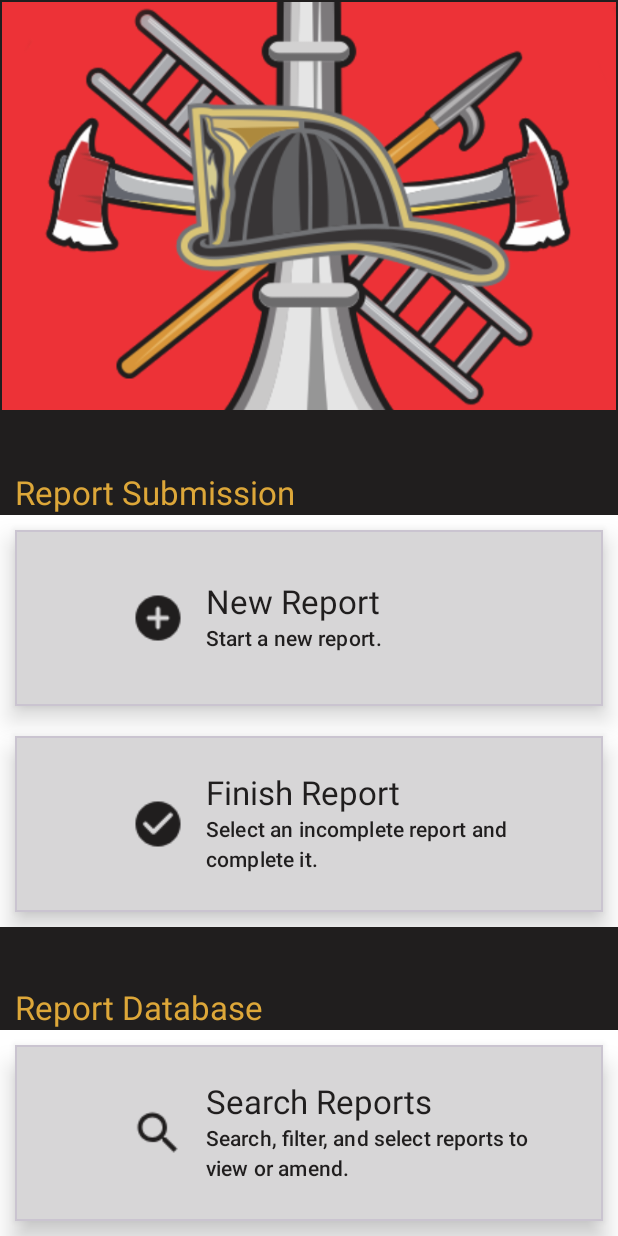
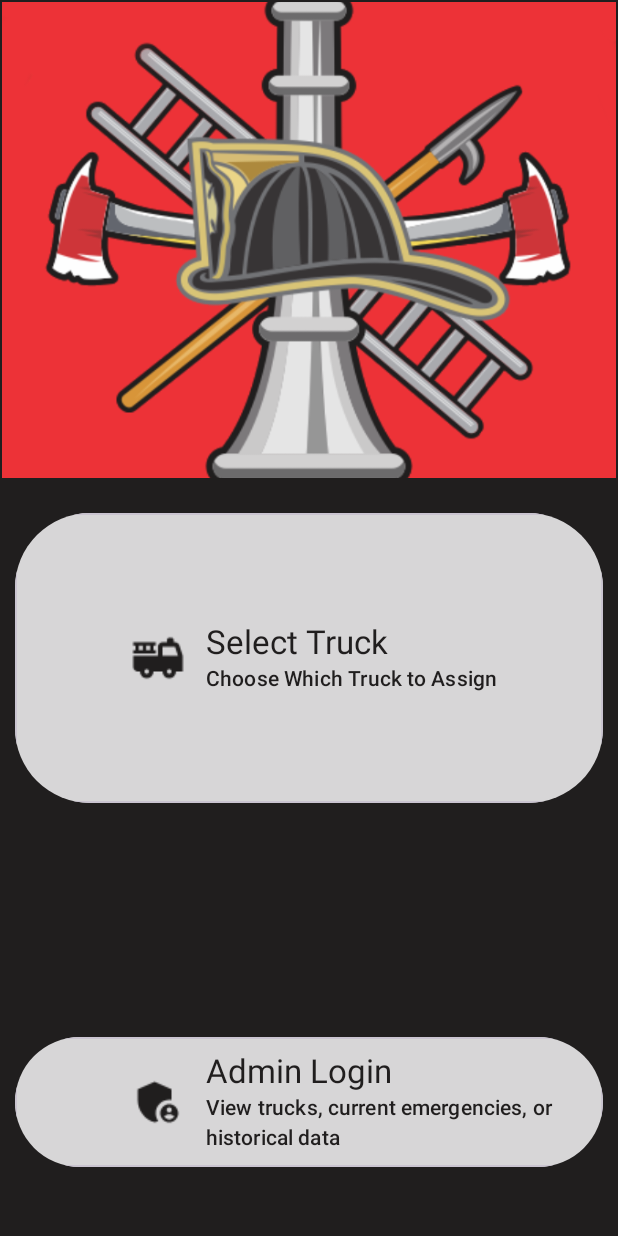
Before and after one commit to cbdnapp/Emergency-Response-App, an Android app built with Jetpack Compose: the composable AppNavHost shown on its own in the app's theme, on a phone screen of 412 x 824 dp. Run offline under Robolectric (Android 15) with nearby library versions, the phone set to English and light mode, and no system bars; our stand-ins replace Firebase (no records; nobody signed in at launch, a user with empty details on screens opened directly); 2 statements that could not run were skipped.

Commit message:
Created Start screen, and truck select dialog that populates truck val in state

```diff
--- a/app/src/main/java/com/cbdn/reports/ui/navigation/AppNavHost.kt
+++ b/app/src/main/java/com/cbdn/reports/ui/navigation/AppNavHost.kt
@@ -6,6 +6,7 @@ import androidx.navigation.NavHostController
 import androidx.navigation.compose.NavHost
 import androidx.navigation.compose.composable
 import com.cbdn.reports.ui.viewmodel.AppViewModel
+import com.cbdn.reports.ui.views.startscreen.StartScreen
 import com.cbdn.reports.ui.views.AppMenu
 import com.cbdn.reports.ui.views.finishreport.FinishReport
 import com.cbdn.reports.ui.views.newreport.NewReport
@@ -19,9 +20,16 @@ fun AppNavHost(
 ) {
     NavHost(
         navController = navController,
-        startDestination = Destinations.AppMenu.name,
+//        startDestination = Destinations.AppMenu.name,
+        startDestination = Destinations.StartScreen.name,
         modifier = modifier
     ) {
+        composable(route = Destinations.StartScreen.name) {
+            StartScreen(
+                appViewModel = appViewModel,
+                navController = navController
+                )
+        }
         composable(route = Destinations.AppMenu.toString()) {
             AppMenu(navController = navController)
         }
--- a/app/src/main/java/com/cbdn/reports/ui/navigation/Destinations.kt
+++ b/app/src/main/java/com/cbdn/reports/ui/navigation/Destinations.kt
@@ -6,6 +6,9 @@ import com.cbdn.reports.R
 enum class Destinations(
     @StringRes val title: Int
     ) {
+    StartScreen(
+        title = R.string.start_screen
+    ),
     AppMenu(
         title = R.string.app_name
     ),
--- a/app/src/main/java/com/cbdn/reports/ui/viewmodel/AppViewModel.kt
+++ b/app/src/main/java/com/cbdn/reports/ui/viewmodel/AppViewModel.kt
@@ -18,6 +18,8 @@ import kotlinx.coroutines.launch
 import retrofit2.HttpException
 
 data class AppUiState(
+
+    val isTruckSelectShowing: Boolean = false,
     // Get Reports UI
     var backButtonPrev: String? = null,
     var reportModification: String? = null,
@@ -110,6 +112,12 @@ class AppViewModel(
     fun setSearchTo(input: Long) {
         _uiState.update {
             it.copy(searchTo = input)
+        }
+    }
+
+    fun setIsTruckSelectShowing(input: Boolean) {
+        _uiState.update {
+            it.copy(isTruckSelectShowing = input)
         }
     }
     private fun isReportComplete() {
--- a/app/src/main/java/com/cbdn/reports/ui/views/composables/DialogHeader.kt
+++ b/app/src/main/java/com/cbdn/reports/ui/views/composables/DialogHeader.kt
@@ -1,3 +1,5 @@
+package com.cbdn.reports.ui.views.composables
+
 import androidx.compose.foundation.layout.padding
 import androidx.compose.material3.MaterialTheme
 import androidx.compose.material3.Text
--- a/app/src/main/java/com/cbdn/reports/ui/views/composables/FormAddVictimDialog.kt
+++ b/app/src/main/java/com/cbdn/reports/ui/views/composables/FormAddVictimDialog.kt
@@ -1,6 +1,5 @@
 package com.cbdn.reports.ui.views.composables
 
-import DialogHeader
 import androidx.compose.foundation.background
 import androidx.compose.foundation.layout.Arrangement
 import androidx.compose.foundation.layout.Column
--- a/app/src/main/java/com/cbdn/reports/ui/views/composables/MenuButton.kt
+++ b/app/src/main/java/com/cbdn/reports/ui/views/composables/MenuButton.kt
@@ -7,6 +7,7 @@ import androidx.compose.foundation.layout.Column
 import androidx.compose.foundation.layout.Row
 import androidx.compose.foundation.layout.fillMaxSize
 import androidx.compose.foundation.layout.padding
+import androidx.compose.foundation.shape.RoundedCornerShape
 import androidx.compose.material3.CardDefaults
 import androidx.compose.material3.Icon
 import androidx.compose.material3.MaterialTheme
@@ -15,6 +16,7 @@ import androidx.compose.material3.Text
 import androidx.compose.runtime.Composable
 import androidx.compose.ui.Alignment
 import androidx.compose.ui.Modifier
+import androidx.compose.ui.draw.clip
 import androidx.compose.ui.draw.scale
 import androidx.compose.ui.graphics.RectangleShape
 import androidx.compose.ui.graphics.vector.ImageVector
@@ -30,7 +32,8 @@ fun MenuButton(
     labelResource: Int,
     subLabelResource: Int,
     icon: ImageVector,
-    modifier: Modifier
+    modifier: Modifier,
+    isRound: Boolean = false
 ) {
     OutlinedCard(
         shape = RectangleShape,
@@ -38,11 +41,17 @@ fun MenuButton(
         elevation = CardDefaults.elevatedCardElevation(10.dp),
         modifier = modifier
             .clickable(onClick = onClick)
+
             .padding(dimensionResource(id = R.dimen.thin_spacing))
+            .then(
+                if (isRound) Modifier.clip(RoundedCornerShape(50.dp)) else Modifier
+            )
+//            .clip(RoundedCornerShape(50.dp))
             .fillMaxSize(),
     ) {
         Row(
             modifier = modifier
+
                 .fillMaxSize(),
         ) {
             Box(modifier = Modifier.weight(.3f)) {
--- a/app/src/main/java/com/cbdn/reports/ui/views/finishreport/FinishReport.kt
+++ b/app/src/main/java/com/cbdn/reports/ui/views/finishreport/FinishReport.kt
@@ -1,6 +1,5 @@
 package com.cbdn.reports.ui.views.finishreport
 
-import DialogHeader
 import android.util.Log
 import androidx.compose.foundation.layout.Arrangement
 import androidx.compose.foundation.layout.Column
@@ -23,6 +22,7 @@ import com.cbdn.reports.R
 import com.cbdn.reports.ui.navigation.Destinations
 import com.cbdn.reports.ui.viewmodel.AppViewModel
 import com.cbdn.reports.ui.views.composables.ReportViewer
+import com.cbdn.reports.ui.views.composables.DialogHeader
 import com.cbdn.reports.ui.views.composables.ReportsLazyColumn
 
 @Composable
--- a/app/src/main/java/com/cbdn/reports/ui/views/searchreports/SearchReports.kt
+++ b/app/src/main/java/com/cbdn/reports/ui/views/searchreports/SearchReports.kt
@@ -1,6 +1,5 @@
 package com.cbdn.reports.ui.views.searchreports
 
-import DialogHeader
 import android.util.Log
 import androidx.compose.foundation.clickable
 import androidx.compose.foundation.layout.Arrangement
@@ -31,6 +30,7 @@ import com.cbdn.reports.ui.navigation.Destinations
 import com.cbdn.reports.ui.viewmodel.AppViewModel
 import com.cbdn.reports.ui.views.composables.DateRangeSelection
 import com.cbdn.reports.ui.views.composables.ReportViewer
+import com.cbdn.reports.ui.views.composables.DialogHeader
 import com.cbdn.reports.ui.views.composables.ReportsLazyColumn
 
 @Composable
--- /dev/null
+++ b/app/src/main/java/com/cbdn/reports/ui/views/startscreen/StartScreen.kt
@@ -0,0 +1,122 @@
+package com.cbdn.reports.ui.views.startscreen
+
+import androidx.compose.foundation.BorderStroke
+import androidx.compose.foundation.Image
+import androidx.compose.foundation.background
+import androidx.compose.foundation.border
+import androidx.compose.foundation.interaction.DragInteraction
+import androidx.compose.foundation.layout.Arrangement
+import androidx.compose.foundation.layout.Column
+import androidx.compose.foundation.layout.Spacer
+import androidx.compose.foundation.layout.fillMaxSize
+import androidx.compose.foundation.layout.fillMaxWidth
+import androidx.compose.foundation.layout.height
+import androidx.compose.foundation.layout.padding
+import androidx.compose.foundation.shape.RoundedCornerShape
+import androidx.compose.material.icons.Icons
+import androidx.compose.material.icons.rounded.AddCircle
+
+import androidx.compose.material3.Card
+import androidx.compose.material3.MaterialTheme
+import androidx.compose.runtime.Composable
+import androidx.compose.runtime.getValue
+import androidx.compose.ui.Alignment
+import androidx.compose.ui.Modifier
+import androidx.compose.ui.draw.clip
+import androidx.compose.ui.graphics.RectangleShape
+import androidx.compose.ui.graphics.vector.ImageVector
+import androidx.compose.ui.layout.ContentScale
+import androidx.compose.ui.res.painterResource
+import androidx.compose.ui.res.painterResource
+import androidx.compose.ui.res.vectorResource
+import androidx.compose.ui.tooling.preview.Preview
+import androidx.compose.ui.unit.dp
+import androidx.lifecycle.compose.collectAsStateWithLifecycle
+import androidx.lifecycle.viewmodel.compose.viewModel
+import androidx.navigation.NavController
+import androidx.navigation.compose.rememberNavController
+import com.cbdn.reports.R
+import com.cbdn.reports.ui.navigation.Destinations
+import com.cbdn.reports.ui.viewmodel.AppViewModel
+import com.cbdn.reports.ui.views.composables.MenuButton
+import com.cbdn.reports.ui.views.composables.SelectTruckDialog
+
+@Composable
+fun StartScreen(
+    appViewModel: AppViewModel,
+    navController: NavController
+){
+    val uiState by appViewModel.uiState.collectAsStateWithLifecycle()
+    Column(
+        modifier = Modifier
+            .fillMaxSize()
+            .background(color = MaterialTheme.colorScheme.secondary),
+        horizontalAlignment = Alignment.CenterHorizontally,
+
+    ) {
+        Card(
+            border = BorderStroke(1.dp, MaterialTheme.colorScheme.onSurface),
+            shape = RectangleShape,
+            modifier = Modifier
+                .fillMaxSize()
+                .weight(3f)
+        ) {
+            Image(
+                painter = painterResource(id = R.drawable.logo_bomberos_oficial_tools_webp),
+                contentDescription = null,
+                modifier = Modifier
+                    .fillMaxSize(),
+                contentScale = ContentScale.FillWidth,
+            )
+        }
+        Spacer(
+            modifier = Modifier
+                .height(12.dp)
+                .fillMaxWidth()
+                .background(color = MaterialTheme.colorScheme.secondary)
+        )
+        MenuButton(
+            // this should open up the menu to choose which truck you're on
+            // and then once that's submitted, move to the landing page
+
+//            onClick = { navController.navigate(Destinations.AppMenu.name) },
+            onClick = {appViewModel.setIsTruckSelectShowing(true)},
+            labelResource = R.string.select_truck,
+            subLabelResource = R.string.select_truck_description,
+            icon =  ImageVector.vectorResource(R.drawable.fire_truck),
+            modifier = Modifier.weight(2f),
+            isRound = true
+        )
+        Spacer(
+            modifier = Modifier
+                .height(136.dp)
+                .fillMaxWidth()
+                .background(color = MaterialTheme.colorScheme.secondary)
+        )
+        MenuButton(
+            // Moves to "App Menu" to tie this tested UI with the reporting function
+            // this should be tied to the Admin Login Screen instead
+            onClick = { navController.navigate(Destinations.AppMenu.name) },
+
+            labelResource = R.string.admin_login,
+            subLabelResource = R.string.admin_login_description,
+            icon = ImageVector.vectorResource(R.drawable.admin_login),
+            modifier = Modifier.weight(1f),
+            isRound = true
+        )
+        Spacer(
+            modifier = Modifier
+                .height(36.dp)
+                .fillMaxWidth()
+                .background(color = MaterialTheme.colorScheme.secondary)
+        )
+
+    }
+    if (uiState.isTruckSelectShowing) {
+        SelectTruckDialog(
+            appViewModel = appViewModel,
+            navController = navController,
+            modifier = Modifier
+        )
+    }
+}
--- /dev/null
+++ b/app/src/main/res/drawable/admin_icon.xml
@@ -0,0 +1,5 @@
+<vector android:height="24dp" android:tint="#000000"
+    android:viewportHeight="24" android:viewportWidth="24"
+    android:width="24dp" xmlns:android="http://schemas.android.com/apk/res/android">
+    <path android:fillColor="@android:color/white" android:pathData="M14,2L6,2c-1.1,0 -1.99,0.9 -1.99,2L4,20c0,1.1 0.89,2 1.99,2L18,22c1.1,0 2,-0.9 2,-2L20,8l-6,-6zM16,18L8,18v-2h8v2zM16,14L8,14v-2h8v2zM13,9L13,3.5L18.5,9L13,9z"/>
+</vector>
--- /dev/null
+++ b/app/src/main/res/drawable/admin_login.xml
@@ -0,0 +1,6 @@
+<vector android:height="24dp" android:tint="#000000"
+    android:viewportHeight="24" android:viewportWidth="24"
+    android:width="24dp" xmlns:android="http://schemas.android.com/apk/res/android">
+    <path android:fillColor="@android:color/white" android:pathData="M17,11c0.34,0 0.67,0.04 1,0.09V6.27L10.5,3L3,6.27v4.91c0,4.54 3.2,8.79 7.5,9.82c0.55,-0.13 1.08,-0.32 1.6,-0.55C11.41,19.47 11,18.28 11,17C11,13.69 13.69,11 17,11z"/>
+    <path android:fillColor="@android:color/white" android:pathData="M17,13c-2.21,0 -4,1.79 -4,4c0,2.21 1.79,4 4,4s4,-1.79 4,-4C21,14.79 19.21,13 17,13zM17,14.38c0.62,0 1.12,0.51 1.12,1.12s-0.51,1.12 -1.12,1.12s-1.12,-0.51 -1.12,-1.12S16.38,14.38 17,14.38zM17,19.75c-0.93,0 -1.74,-0.46 -2.24,-1.17c0.05,-0.72 1.51,-1.08 2.24,-1.08s2.19,0.36 2.24,1.08C18.74,19.29 17.93,19.75 17,19.75z"/>
+</vector>
--- /dev/null
+++ b/app/src/main/res/drawable/fire_truck.xml
@@ -0,0 +1,6 @@
+<vector android:height="24dp" android:tint="#000000"
+    android:viewportHeight="24" android:viewportWidth="24"
+    android:width="24dp" xmlns:android="http://schemas.android.com/apk/res/android">
+    <path android:fillColor="@android:color/white" android:pathData="M22.9,10.69l-1.44,-4.32C21.18,5.55 20.42,5 19.56,5H19V4c0,-0.55 -0.45,-1 -1,-1h-1c-0.55,0 -1,0.45 -1,1v1h-2c-1.1,0 -2,0.9 -2,2v4H1v5c0,1.1 0.9,2 2,2h1c0,1.66 1.34,3 3,3s3,-1.34 3,-3h4c0,1.66 1.34,3 3,3s3,-1.34 3,-3h3v-6.68C23,11.11 22.97,10.9 22.9,10.69zM7,19c-0.55,0 -1,-0.45 -1,-1s0.45,-1 1,-1s1,0.45 1,1S7.55,19 7,19zM17,19c-0.55,0 -1,-0.45 -1,-1s0.45,-1 1,-1s1,0.45 1,1S17.55,19 17,19zM14,11V7h5.56l1.33,4H14z"/>
+    <path android:fillColor="@android:color/white" android:pathData="M11,8.5h-1v-2h1V5H1v1.5h1v2H1V10h10V8.5zM5.25,8.5H3.5v-2h1.75V8.5zM8.5,8.5H6.75v-2H8.5V8.5z"/>
+</vector>
--- a/app/src/main/res/values/strings.xml
+++ b/app/src/main/res/values/strings.xml
@@ -28,6 +28,16 @@
     <string name="next">Next</string>
     <string name="change_date">Change Date</string>
     <string name="change_time">Change Time</string>
+
+    <!-- StartScreen -->
+    <string name="start_screen">Start Screen</string>
+    <string name="select_truck">Select Truck</string>
+    <string name="select_truck_description">Choose Which Truck to Assign</string>
+    <string name="admin_login">Admin Login</string>
+    <string name="admin_login_description">View trucks, current emergencies, or historical data</string>
+
+    <!-- SelectTruckDialog -->
+    <string name="select_truck_dialog">Choose Your Truck</string>
 
     <!-- SubmitNew -->
     <string name="submit_new_header">New Report</string>
```
Also changed, not shown: app/src/main/java/com/cbdn/reports/ui/views/App.kt (+10 -7 lines), app/src/main/java/com/cbdn/reports/ui/views/composables/SelectTruckDialog.kt (added, +161 -0 lines).
